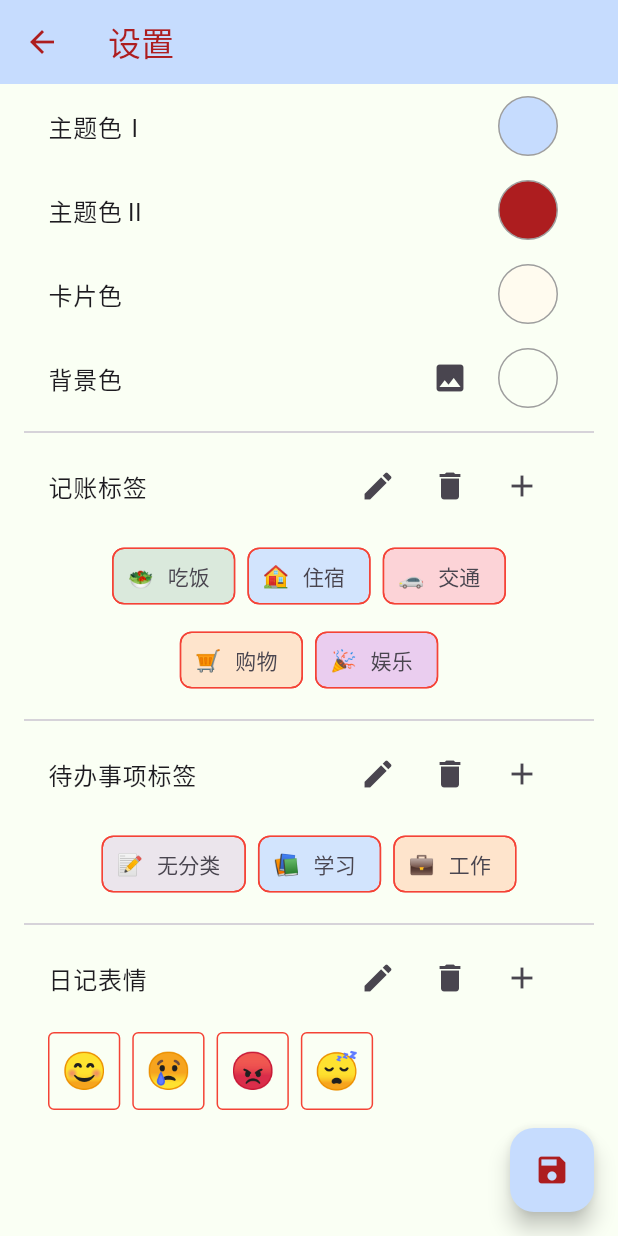
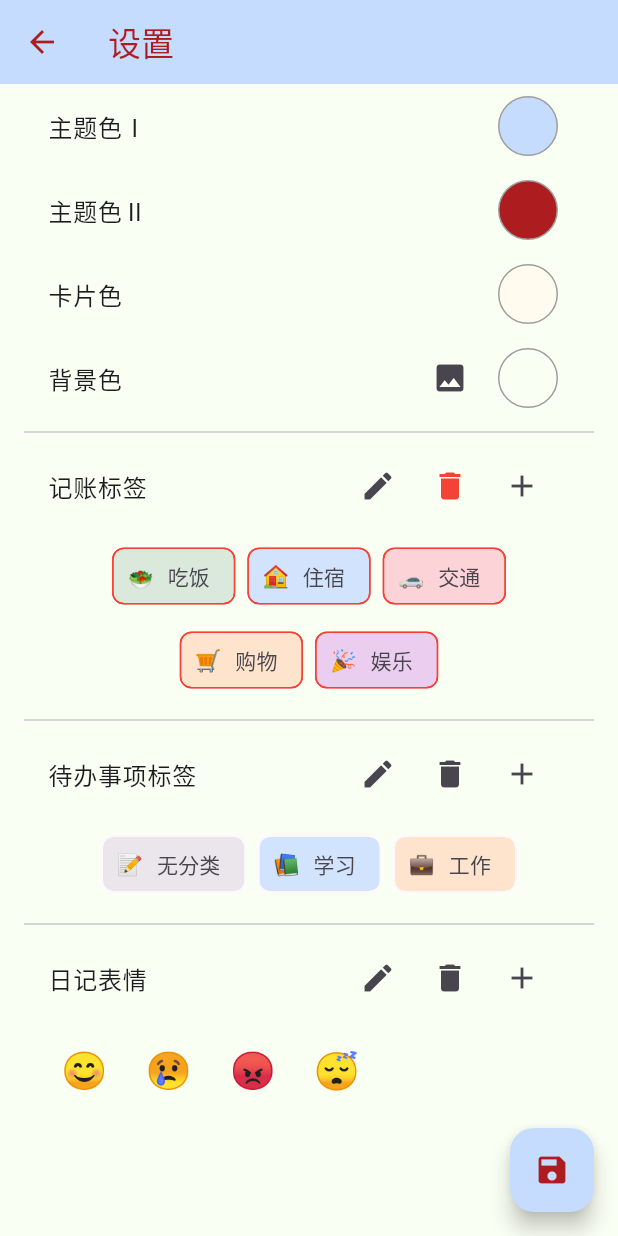
Before and after one commit to White-Lulu/cherriy, a Flutter app: the ThemeSettingsPage screen opened directly, after a tap on the "delete" icon, on a phone screen of 412 x 824 dp. Run offline on Flutter 3.47's test engine with Material 3 defaults, Android fonts, the light colour scheme and no system bars; our stand-ins replace fl_chart, flutter_colorpicker, image_picker, shared_preferences; accounts and stored records are empty.

Commit message:
修复了编辑bug

```diff
--- a/lib/theme_settings_page.dart
+++ b/lib/theme_settings_page.dart
@@ -20,8 +20,20 @@ class ThemeSettingsPageState extends State<ThemeSettingsPage> {
   String? backgroundImage; // 添加这一行
   late List<Map<String, dynamic>> categories;
   late ThemeProvider themeProvider;
-  bool _isEditMode = false;
-  bool _isDeleteMode = false;
+  //bool _isEditMode = false;
+  //bool _isDeleteMode = false;
+
+  Map<String, bool> _editModes = {
+    'expense': false,
+    'todo': false,
+    'diary': false,
+  };
+
+  Map<String, bool> _deleteModes = {
+    'expense': false,
+    'todo': false,
+    'diary': false,
+  };
 
   @override
   void initState() {
@@ -83,16 +95,16 @@ class ThemeSettingsPageState extends State<ThemeSettingsPage> {
               Divider(),
               ListTile(
                 title: Text('记账标签'),
-                trailing: _buildCategoryActions(),
+                trailing: _buildCategoryActions('expense'),
               ),
-              _buildCategoryList(themeProvider.categories),
+              _buildCategoryList(themeProvider.categories, 'expense'),
 
               Divider(),
               ListTile(
                 title: Text('待办事项标签'),
-                trailing: _buildTodoCategoryActions(),
+                trailing: _buildCategoryActions('todo'),
               ),
-              _buildCategoryList(themeProvider.todoCategories),
+              _buildCategoryList(themeProvider.todoCategories, 'todo'),
 
               Divider(),
               ListTile(
@@ -247,7 +259,7 @@ class ThemeSettingsPageState extends State<ThemeSettingsPage> {
     ScaffoldMessenger.of(context).showSnackBar(SnackBar(content: Text('主题已保存')));
   }
 
-  Widget _buildCategoryList(List<Map<String, dynamic>> categories) {
+  Widget _buildCategoryList(List<Map<String, dynamic>> categories, String type) {
     return Padding(
       padding: EdgeInsets.symmetric(horizontal: 16, vertical: 8),
       child: Align(
@@ -259,9 +271,9 @@ class ThemeSettingsPageState extends State<ThemeSettingsPage> {
           children: categories.map((category) {
             return GestureDetector(
               onTap: () {
-                if (_isEditMode) {
+                if (_editModes[type]!) {
                   _editCategory(category);
-                } else if (_isDeleteMode) {
+                } else if (_deleteModes[type]!) {
                   _deleteCategory(category);
                 }
               },
@@ -272,7 +284,11 @@ class ThemeSettingsPageState extends State<ThemeSettingsPage> {
                 shape: RoundedRectangleBorder(
                   borderRadius: BorderRadius.circular(8),
                   side: BorderSide(
-                    color: _isDeleteMode ? Colors.red : Theme.of(context).cardColor,
+                    color: _editModes[type]!
+                        ? Theme.of(context).primaryColor
+                        : _deleteModes[type]!
+                            ? Colors.red
+                            : Theme.of(context).cardColor,
                     width: 1,
                   ),
                 ),
@@ -460,61 +476,48 @@ class ThemeSettingsPageState extends State<ThemeSettingsPage> {
     );
   }
 
-  Widget _buildCategoryActions() {
+  Widget _buildCategoryActions(String type) {
     return Row(
       mainAxisSize: MainAxisSize.min,
       children: [
         IconButton(
-          icon: Icon(Icons.edit),
+          icon: Icon(
+            Icons.edit,
+            color: _editModes[type]! ? Theme.of(context).primaryColor : null,
+          ),
           onPressed: () {
             setState(() {
-              _isEditMode = !_isEditMode;
-              _isDeleteMode = false;
+              if (_editModes[type]!) {
+                _editModes.forEach((key, value) => _editModes[key] = false);
+                _deleteModes.forEach((key, value) => _deleteModes[key] = false);
+              } else {
+                _editModes.forEach((key, value) => _editModes[key] = false);
+                _deleteModes.forEach((key, value) => _deleteModes[key] = false);
+                _editModes[type] = true;
+              }
             });
           },
         ),
         IconButton(
-          icon: Icon(Icons.delete),
+          icon: Icon(
+            Icons.delete,
+            color: _deleteModes[type]! ? Colors.red : null,
+          ),
           onPressed: () {
             setState(() {
-              _isDeleteMode = !_isDeleteMode;
-              _isEditMode = false;
+              _editModes.forEach((key, value) => _editModes[key] = false);
+              _deleteModes[type] = !_deleteModes[type]!;
+              _deleteModes.forEach((key, value) {
+                if (key != type) {
+                  _deleteModes[key] = false;
+                }
+              });
             });
           },
         ),
         IconButton(
           icon: Icon(Icons.add),
-          onPressed: () => _addCategory(false),
-        ),
-      ],
-    );
-  }
-
-  Widget _buildTodoCategoryActions() {
-    return Row(
-      mainAxisSize: MainAxisSize.min,
-      children: [
-        IconButton(
-          icon: Icon(Icons.edit),
-          onPressed: () {
-            setState(() {
-              _isEditMode = !_isEditMode;
-              _isDeleteMode = false;
-            });
-          },
-        ),
-        IconButton(
-          icon: Icon(Icons.delete),
-          onPressed: () {
-            setState(() {
-              _isDeleteMode = !_isDeleteMode;
-              _isEditMode = false;
-            });
-          },
-        ),
-        IconButton(
-          icon: Icon(Icons.add),
-          onPressed: () => _addCategory(true),
+          onPressed: () => _addCategory(type == 'todo'),
         ),
       ],
     );
@@ -588,20 +591,37 @@ class ThemeSettingsPageState extends State<ThemeSettingsPage> {
       mainAxisSize: MainAxisSize.min,
       children: [
         IconButton(
-          icon: Icon(Icons.edit),
+          icon: Icon(
+            Icons.edit,
+            color: _editModes['diary']! ? Theme.of(context).primaryColor : null,
+          ),
           onPressed: () {
             setState(() {
-              _isEditMode = !_isEditMode;
-              _isDeleteMode = false;
+              if (_editModes['diary']!) {
+                _editModes.forEach((key, value) => _editModes[key] = false);
+                _deleteModes.forEach((key, value) => _deleteModes[key] = false);
+              } else {
+                _editModes.forEach((key, value) => _editModes[key] = false);
+                _deleteModes.forEach((key, value) => _deleteModes[key] = false);
+                _editModes['diary'] = true;
+              }
             });
           },
         ),
         IconButton(
-          icon: Icon(Icons.delete),
+          icon: Icon(
+            Icons.delete,
+            color: _deleteModes['diary']! ? Colors.red : null,
+          ),
           onPressed: () {
             setState(() {
-              _isDeleteMode = !_isDeleteMode;
-              _isEditMode = false;
+              _editModes.forEach((key, value) => _editModes[key] = false);
+              _deleteModes['diary'] = !_deleteModes['diary']!;
+              _deleteModes.forEach((key, value) {
+                if (key != 'diary') {
+                  _deleteModes[key] = false;
+                }
+              });
             });
           },
         ),
@@ -657,9 +677,9 @@ class ThemeSettingsPageState extends State<ThemeSettingsPage> {
         children: emojis.map((emoji) {
           return GestureDetector(
             onTap: () {
-              if (_isEditMode) {
+              if (_editModes['diary']!) {
                 _editEmoji(emoji);
-              } else if (_isDeleteMode) {
+              } else if (_deleteModes['diary']!) {
                 _deleteEmoji(emoji);
               }
             },
@@ -667,7 +687,11 @@ class ThemeSettingsPageState extends State<ThemeSettingsPage> {
               padding: EdgeInsets.all(8),
               decoration: BoxDecoration(
                 border: Border.all(
-                  color: _isDeleteMode ? Colors.red : Colors.transparent,
+                  color: _editModes['diary']!
+                      ? Theme.of(context).primaryColor
+                      : _deleteModes['diary']!
+                          ? Colors.red
+                          : Colors.transparent,
                   width: 1,
                 ),
                 borderRadius: BorderRadius.circular(4),
```
